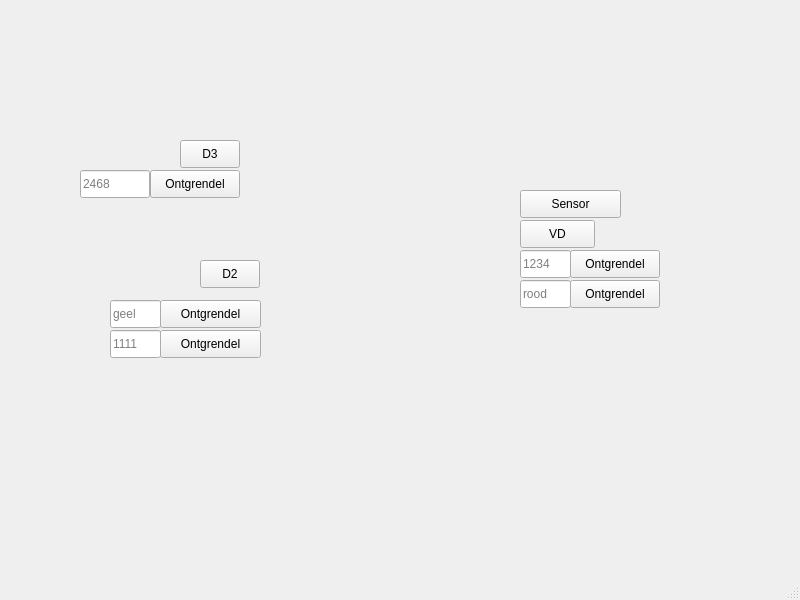
First picture: the form in Week-4/mainwindow.ui, repository HHS-Assignments/Advanced-Embedded-programming, before the edit.
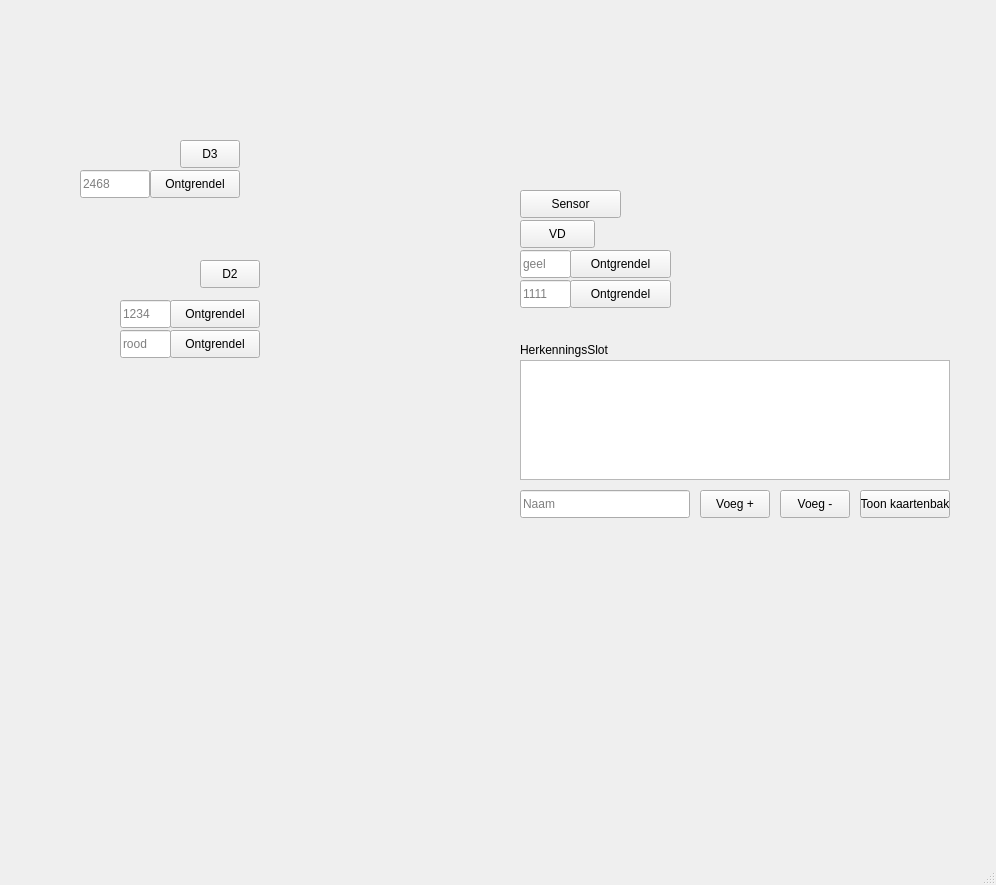
Second picture: the form after the edit.

What changed in the file:
```diff
--- a/Week-4/mainwindow.ui
+++ b/Week-4/mainwindow.ui
@@ -6,8 +6,8 @@
    <rect>
     <x>0</x>
     <y>0</y>
-    <width>800</width>
-    <height>600</height>
+    <width>996</width>
+    <height>885</height>
    </rect>
   </property>
   <property name="windowTitle">
@@ -27,11 +27,99 @@
      <string>VD</string>
     </property>
    </widget>
+   <widget class="QLabel" name="herkenningLabel">
+    <property name="geometry">
+     <rect>
+      <x>520</x>
+      <y>340</y>
+      <width>180</width>
+      <height>20</height>
+     </rect>
+    </property>
+    <property name="text">
+     <string>HerkenningsSlot</string>
+    </property>
+   </widget>
+   <widget class="QTextBrowser" name="herkenningBrowser">
+    <property name="geometry">
+     <rect>
+      <x>520</x>
+      <y>360</y>
+      <width>430</width>
+      <height>120</height>
+     </rect>
+    </property>
+   </widget>
+   <widget class="QLineEdit" name="herkenningNaamInvoer">
+    <property name="geometry">
+     <rect>
+      <x>520</x>
+      <y>490</y>
+      <width>170</width>
+      <height>28</height>
+     </rect>
+    </property>
+    <property name="placeholderText">
+     <string>Naam</string>
+    </property>
+   </widget>
+   <widget class="QPushButton" name="herkenningVoegPos">
+    <property name="geometry">
+     <rect>
+      <x>700</x>
+      <y>490</y>
+      <width>70</width>
+      <height>28</height>
+     </rect>
+    </property>
+    <property name="text">
+     <string>Voeg +</string>
+    </property>
+   </widget>
+   <widget class="QPushButton" name="herkenningVoegNeg">
+    <property name="geometry">
+     <rect>
+      <x>780</x>
+      <y>490</y>
+      <width>70</width>
+      <height>28</height>
+     </rect>
+    </property>
+    <property name="text">
+     <string>Voeg -</string>
+    </property>
+   </widget>
+   <widget class="QPushButton" name="herkenningPrint">
+    <property name="geometry">
+     <rect>
+      <x>860</x>
+      <y>490</y>
+      <width>90</width>
+      <height>28</height>
+     </rect>
+    </property>
+    <property name="text">
+     <string>Toon kaartenbak</string>
+    </property>
+   </widget>
+   <widget class="QPushButton" name="schuifdeurSensorKnop">
+    <property name="geometry">
+     <rect>
+      <x>520</x>
+      <y>190</y>
+      <width>101</width>
+      <height>28</height>
+     </rect>
+    </property>
+    <property name="text">
+     <string>Sensor</string>
+    </property>
+   </widget>
    <widget class="QLineEdit" name="schuifdeurSleutelInvoer">
     <property name="geometry">
      <rect>
-      <x>110</x>
-      <y>300</y>
+      <x>520</x>
+      <y>250</y>
       <width>51</width>
       <height>28</height>
      </rect>
@@ -46,8 +134,8 @@
    <widget class="QPushButton" name="schuifdeurOntgrendelKnop">
     <property name="geometry">
      <rect>
-      <x>160</x>
-      <y>300</y>
+      <x>570</x>
+      <y>250</y>
       <width>101</width>
       <height>28</height>
      </rect>
@@ -59,8 +147,8 @@
    <widget class="QLineEdit" name="schuifdeurSleutelInvoer2">
     <property name="geometry">
      <rect>
-      <x>110</x>
-      <y>330</y>
+      <x>520</x>
+      <y>280</y>
       <width>51</width>
       <height>28</height>
      </rect>
@@ -75,8 +163,8 @@
    <widget class="QPushButton" name="schuifdeurOntgrendel2Knop">
     <property name="geometry">
      <rect>
-      <x>160</x>
-      <y>330</y>
+      <x>570</x>
+      <y>280</y>
       <width>101</width>
       <height>28</height>
      </rect>
@@ -85,19 +173,6 @@
      <string>Ontgrendel</string>
     </property>
    </widget>
-   <widget class="QPushButton" name="schuifdeurSensorKnop">
-    <property name="geometry">
-     <rect>
-      <x>520</x>
-      <y>190</y>
-      <width>101</width>
-      <height>28</height>
-     </rect>
-    </property>
-    <property name="text">
-     <string>Sensor</string>
-    </property>
-   </widget>
    <widget class="QPushButton" name="draaideur1Knop">
     <property name="geometry">
      <rect>
@@ -114,8 +189,8 @@
    <widget class="QLineEdit" name="draaideur1CodeInvoer">
     <property name="geometry">
      <rect>
-      <x>520</x>
-      <y>250</y>
+      <x>120</x>
+      <y>300</y>
       <width>51</width>
       <height>28</height>
      </rect>
@@ -130,8 +205,8 @@
    <widget class="QPushButton" name="draaideur1OntgrendelKnop">
     <property name="geometry">
      <rect>
-      <x>570</x>
-      <y>250</y>
+      <x>170</x>
+      <y>300</y>
       <width>90</width>
       <height>28</height>
      </rect>
@@ -143,8 +218,8 @@
    <widget class="QLineEdit" name="draaideur1CodeInvoer2">
     <property name="geometry">
      <rect>
-      <x>520</x>
-      <y>280</y>
+      <x>120</x>
+      <y>330</y>
       <width>51</width>
       <height>28</height>
      </rect>
@@ -159,8 +234,8 @@
    <widget class="QPushButton" name="draaideur1Ontgrendel2Knop">
     <property name="geometry">
      <rect>
-      <x>570</x>
-      <y>280</y>
+      <x>170</x>
+      <y>330</y>
       <width>90</width>
       <height>28</height>
      </rect>
@@ -211,6 +286,12 @@
      <string>Ontgrendel</string>
     </property>
    </widget>
+   <zorder>herkenningLabel</zorder>
+   <zorder>herkenningNaamInvoer</zorder>
+   <zorder>herkenningVoegPos</zorder>
+   <zorder>herkenningVoegNeg</zorder>
+   <zorder>herkenningPrint</zorder>
+   <zorder>herkenningBrowser</zorder>
    <zorder>draaideur2OntgrendelKnop</zorder>
    <zorder>draaideur2CodeInvoer</zorder>
    <zorder>draaideur1Knop</zorder>
@@ -231,7 +312,7 @@
     <rect>
      <x>0</x>
      <y>0</y>
-     <width>800</width>
+     <width>996</width>
      <height>18</height>
     </rect>
    </property>
```
